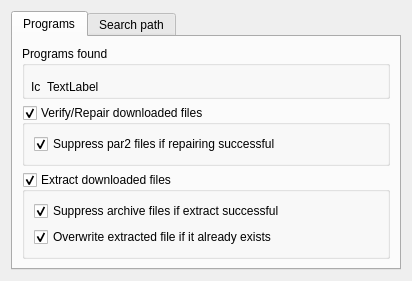
Before: the Qt Designer form src/preferences/preferencesprograms.ui in KDE/kwooty, drawn with Qt 5.
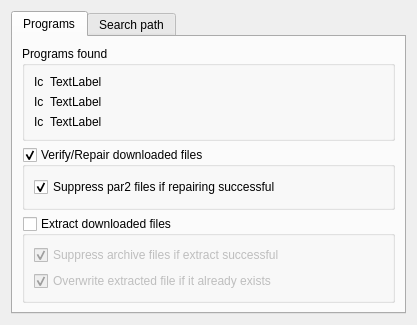
After: the same form once the commit is applied. Custom widgets are drawn as their Qt base class.

Commit message: add 7z program settings

Diff of the .ui file:
```diff
--- a/src/preferences/preferencesprograms.ui
+++ b/src/preferences/preferencesprograms.ui
@@ -6,8 +6,8 @@
    <rect>
     <x>0</x>
     <y>0</y>
-    <width>412</width>
-    <height>281</height>
+    <width>417</width>
+    <height>318</height>
    </rect>
   </property>
   <layout class="QGridLayout" name="gridLayout_6">
@@ -26,15 +26,8 @@
          <property name="title">
           <string>Programs found</string>
          </property>
-         <widget class="QWidget" name="layoutWidget">
-          <property name="geometry">
-           <rect>
-            <x>9</x>
-            <y>32</y>
-            <width>363</width>
-            <height>17</height>
-           </rect>
-          </property>
+         <layout class="QGridLayout" name="gridLayout_4">
+          <item row="0" column="0">
           <layout class="QHBoxLayout" name="horizontalLayout">
            <item>
             <widget class="QLabel" name="par2LabelIcon">
@@ -64,16 +57,8 @@
             </spacer>
            </item>
           </layout>
-         </widget>
-         <widget class="QWidget" name="layoutWidget_2">
-          <property name="geometry">
-           <rect>
-            <x>9</x>
-            <y>53</y>
-            <width>363</width>
-            <height>17</height>
-           </rect>
-          </property>
+          </item>
+          <item row="1" column="0">
           <layout class="QHBoxLayout" name="horizontalLayout_2">
            <item>
             <widget class="QLabel" name="unrarLabelIcon">
@@ -103,7 +88,39 @@
             </spacer>
            </item>
           </layout>
-         </widget>
+          </item>
+          <item row="2" column="0">
+           <layout class="QHBoxLayout" name="horizontalLayout_3">
+            <item>
+             <widget class="QLabel" name="sevenZipLabelIcon">
+              <property name="text">
+               <string>Ic</string>
+              </property>
+             </widget>
+            </item>
+            <item>
+             <widget class="QLabel" name="sevenZipLabelText">
+              <property name="text">
+               <string>TextLabel</string>
+              </property>
+             </widget>
+            </item>
+            <item>
+             <spacer name="horizontalSpacer_3">
+              <property name="orientation">
+               <enum>Qt::Horizontal</enum>
+              </property>
+              <property name="sizeHint" stdset="0">
+               <size>
+                <width>298</width>
+                <height>13</height>
+               </size>
+              </property>
+             </spacer>
+            </item>
+           </layout>
+          </item>
+         </layout>
         </widget>
        </item>
        <item row="1" column="0">
@@ -139,6 +156,9 @@
          <property name="checkable">
           <bool>true</bool>
          </property>
+         <property name="checked">
+          <bool>false</bool>
+         </property>
          <layout class="QGridLayout" name="gridLayout_2">
           <item row="0" column="0">
            <widget class="QCheckBox" name="kcfg_removeArchiveFiles">
```
Lines whose indentation alone changed are shown as unchanged. The commit also changes 1 other file.
